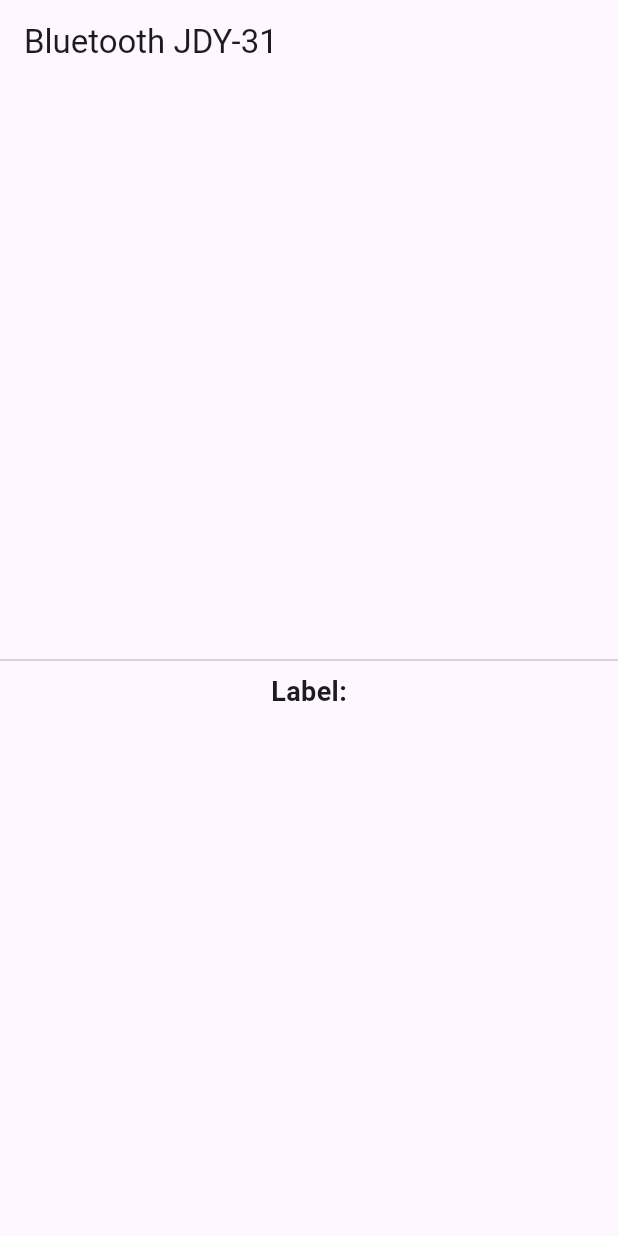
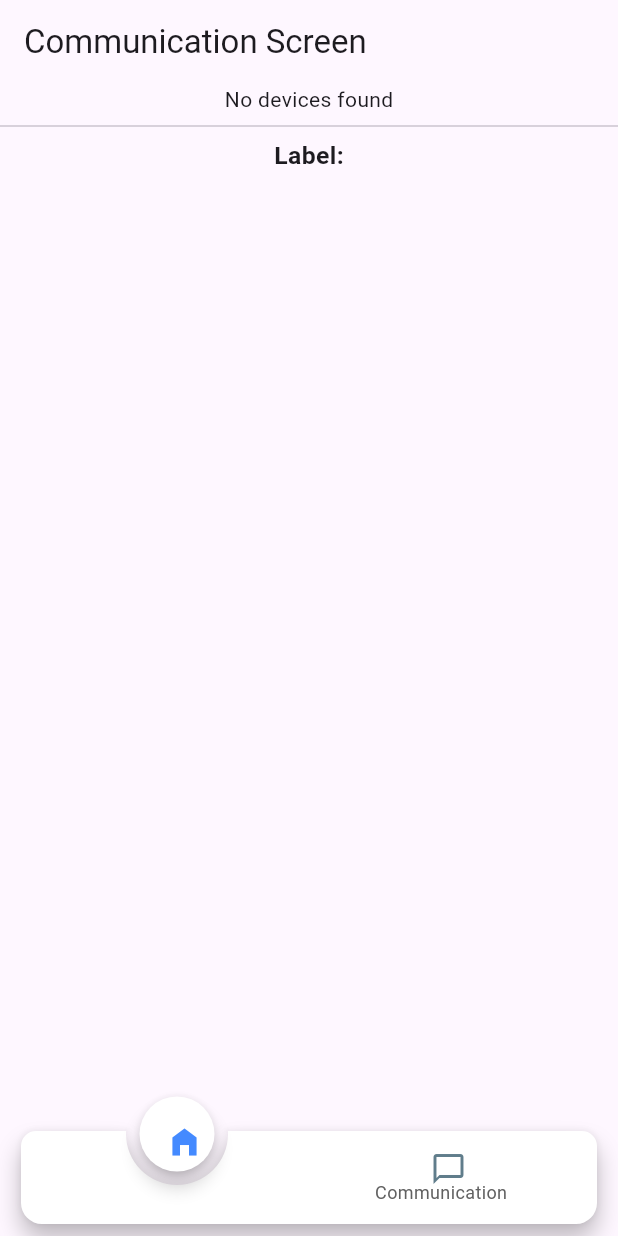
Before and after one commit to hba777/sign_glove_application, a Flutter app: the screen it shows after launch, on a phone screen of 412 x 824 dp. Run offline on Flutter 3.47's test engine with Material 3 defaults, Android fonts, the phone set to English and light mode, and no system bars; drawn by our look-alikes of animated_notch_bottom_bar; our stand-ins replace flutter_blue_plus, permission_handler.

Commit message:
Communication and Home Screen and Bottom Nav Bar added

```diff
--- a/lib/main.dart
+++ b/lib/main.dart
@@ -1,5 +1,7 @@
 import 'package:flutter/material.dart';
 import 'package:sign_glove_application/screens/BluetoothScreen.dart';
+
+late Size mq;
 
 void main() {
   runApp(const MyApp());
--- a/lib/screens/BluetoothScreen.dart
+++ b/lib/screens/BluetoothScreen.dart
@@ -1,9 +1,15 @@
 import 'dart:convert';
 import 'dart:developer';
+import 'package:animated_notch_bottom_bar/animated_notch_bottom_bar/animated_notch_bottom_bar.dart';
 import 'package:flutter/material.dart';
 import 'package:flutter_blue_plus/flutter_blue_plus.dart';
 import 'package:permission_handler/permission_handler.dart';
 import 'package:http/http.dart' as http;
+import 'package:sign_glove_application/screens/CommunicationScreen.dart';
+import 'package:sign_glove_application/screens/HomeScreen.dart';
+
+import '../main.dart';
+
 
 class BluetoothScreen extends StatefulWidget {
   @override
@@ -17,198 +23,189 @@
   String receivedData = '';
   List<Map<String, dynamic>> parsedDataList = [];
   var predictedLabel = '';
-
+  late PageController _pageController;
+  late NotchBottomBarController _controller;
   @override
   void initState() {
     super.initState();
-    _scanForDevices();
-    requestPermissions(); // Ensure permissions are requested
+    _pageController = PageController(initialPage: 0);
+    _controller = NotchBottomBarController(index: 0);
+    // _scanForDevices();
+    // requestPermissions(); // Ensure permissions are requested
   }
 
-  // Request Bluetooth permissions
-  Future<void> requestPermissions() async {
-    final statuses = await [
-      Permission.bluetooth,
-      Permission.bluetoothConnect,
-      Permission.bluetoothScan,
-    ].request();
-
-    if (statuses.values.every((status) => status.isGranted)) {
-      _scanForDevices();
-    } else {
-      print("Bluetooth permissions not granted.");
-    }
-  }
-
-  // Scan for Bluetooth devices
+  // // Request Bluetooth permissions
+  // Future<void> requestPermissions() async {
+  //   final statuses = await [
+  //     Permission.bluetooth,
+  //     Permission.bluetoothConnect,
+  //     Permission.bluetoothScan,
+  //   ].request();
+  //
+  //   if (statuses.values.every((status) => status.isGranted)) {
+  //     _scanForDevices();
+  //   } else {
+  //     print("Bluetooth permissions not granted.");
+  //   }
+  // }
+  //
+  // // Scan for Bluetooth devices
   Future<void> _scanForDevices() async {
     FlutterBluePlus.startScan(timeout: Duration(seconds: 5));
 
     FlutterBluePlus.scanResults.listen((results) {
       for (var result in results) {
         if (!devices.contains(result.device)) {
-          setState(() {
-            devices.add(result.device);
-          });
+          // Check if the widget is still mounted before calling setState
+          if (mounted) {
+            setState(() {
+              devices.add(result.device);
+            });
+          }
         }
       }
     });
   }
 
-  // Connect to the Bluetooth device and set up notifications
-  Future<void> connectToDevice(BluetoothDevice device) async {
-    setState(() {
-      connectedDevice = device;
-    });
-
-    await device.connect();
-
-    // After connecting, query the name explicitly
-    String deviceName = await device.name;
-    print("Connected to $deviceName");
-
-    List<BluetoothService> services = await device.discoverServices();
-
-    for (var service in services) {
-      for (var char in service.characteristics) {
-        if (char.properties.notify || char.properties.read) {
-          setState(() {
-            characteristic = char;
-          });
-
-          // Enable notifications to continuously receive data
-          await char.setNotifyValue(true);
-          char.value.listen((data) {
-            setState(() {
-              // Concatenate the received data to the existing string
-              receivedData += String.fromCharCodes(data);
-              _processData(receivedData);
-            });
-          });
-        }
-      }
-    }
-  }
-
-  Future<void> _postDataToServer(Map<String, dynamic> data) async {
-    //log(data.toString());
-    final url = Uri.parse('https://fa07-38-7-191-243.ngrok-free.app/predict'); // Replace with your FastAPI server URL
-    try {
-      final response = await http.post(
-        url,
-        headers: {'Content-Type': 'application/json'},
-        body: jsonEncode(data),
-      );
-
-      if (response.statusCode == 200) {
-        final responseData = jsonDecode(response.body);
-        final label = responseData['label'];
-
-        log('Label $label');
-        // Display the predicted label
-        setState(() {
-          //parsedDataList.add({...data, 'Prediction': label});
-          predictedLabel= label;
-        });
-      } else {
-        print("Error: ${response.statusCode}, ${response.body}");
-      }
-    } catch (e) {
-      print("Error sending data: $e");
-    }
-  }
-
-  // Process received data and break it into sets of Flex, Accel, and Gyro readings
-  void _processData(String data) {
-    // Log the entire received data to see what's coming in
-    // log('Full Data: $data');
-
-    // Extract Flex, Accel, and Gyro data using regular expressions
-    final flexPattern = RegExp(r'Flex:\s*([-\d,]+)');
-    final accelPattern = RegExp(r'Accel:\s*([-\d.,]+)'); // Improved for decimals and negatives
-    final gyroPattern = RegExp(r'Gyro:\s*([-\d.,]+)');   // Improved for decimals and negatives
-
-    final flexMatch = flexPattern.firstMatch(data);
-    final accelMatch = accelPattern.firstMatch(data);
-    final gyroMatch = gyroPattern.firstMatch(data);
-
-    // log('Flex Match: $flexMatch');
-    // log('Accel Match: $accelMatch');
-    // log('Gyro Match: $gyroMatch');
-
-    if (flexMatch != null && accelMatch != null && gyroMatch != null) {
-      final flexData = flexMatch.group(1)?.split(',').map((e) => int.tryParse(e.trim())).toList() ?? [];
-      final accelData = accelMatch.group(1)?.split(',').map((e) => double.tryParse(e.trim())).toList() ?? [];
-      final gyroData = gyroMatch.group(1)?.split(',').map((e) => double.tryParse(e.trim())).toList() ?? [];
-
-      // log('Flex Data: $flexData');
-      // log('Accel Data: $accelData');
-      // log('Gyro Data: $gyroData');
-
-      // Ensure the data has exactly 5 Flex, 3 Accel, and 3 Gyro readings
-      if (flexData.length == 5 && accelData.length == 3 && gyroData.length == 3) {
-        // Create a formatted string for sensor values
-        final formattedData = "Flex:${flexData.join(',')}|Accel:${accelData.join(',')}|Gyro:${gyroData.join(',')}";
-
-        final parsedData = {
-          "sensor_values": formattedData,
-        };
-
-        log('Parsed Data $parsedData');
-
-        // Add the parsed data to the list
-        parsedDataList.clear();  // Ensure only the most recent data is displayed
-        parsedDataList.add(parsedData);
-        _postDataToServer(parsedData);
-        // Reset the received data to start fresh for the next set
-        receivedData = '';
-      } else {
-        log('Accel and/or Gyro data does not have exactly 3 readings.');
-      }
-    } else {
-      log('Data did not match the expected pattern');
-    }
-  }
-
-
-
-
-
+  // // Connect to the Bluetooth device and set up notifications
+  // Future<void> connectToDevice(BluetoothDevice device) async {
+  //   setState(() {
+  //     connectedDevice = device;
+  //   });
+  //
+  //   await device.connect();
+  //
+  //   String deviceName = await device.name;
+  //   print("Connected to $deviceName");
+  //
+  //   List<BluetoothService> services = await device.discoverServices();
+  //
+  //   for (var service in services) {
+  //     for (var char in service.characteristics) {
+  //       if (char.properties.notify || char.properties.read) {
+  //         setState(() {
+  //           characteristic = char;
+  //         });
+  //
+  //         await char.setNotifyValue(true);
+  //         char.value.listen((data) {
+  //           setState(() {
+  //             receivedData += String.fromCharCodes(data);
+  //             _processData(receivedData);
+  //           });
+  //         });
+  //       }
+  //     }
+  //   }
+  // }
+  //
+  // Future<void> _postDataToServer(Map<String, dynamic> data) async {
+  //   final url = Uri.parse('https://fa07-38-7-191-243.ngrok-free.app/predict'); // Replace with your FastAPI server URL
+  //   try {
+  //     final response = await http.post(
+  //       url,
+  //       headers: {'Content-Type': 'application/json'},
+  //       body: jsonEncode(data),
+  //     );
+  //
+  //     if (response.statusCode == 200) {
+  //       final responseData = jsonDecode(response.body);
+  //       final label = responseData['label'];
+  //
+  //       log('Label $label');
+  //       setState(() {
+  //         predictedLabel = label;
+  //       });
+  //     } else {
+  //       print("Error: ${response.statusCode}, ${response.body}");
+  //     }
+  //   } catch (e) {
+  //     print("Error sending data: $e");
+  //   }
+  // }
+  //
+  // void _processData(String data) {
+  //   final flexPattern = RegExp(r'Flex:\s*([-\d,]+)');
+  //   final accelPattern = RegExp(r'Accel:\s*([-\d.,]+)');
+  //   final gyroPattern = RegExp(r'Gyro:\s*([-\d.,]+)');
+  //
+  //   final flexMatch = flexPattern.firstMatch(data);
+  //   final accelMatch = accelPattern.firstMatch(data);
+  //   final gyroMatch = gyroPattern.firstMatch(data);
+  //
+  //   if (flexMatch != null && accelMatch != null && gyroMatch != null) {
+  //     final flexData = flexMatch.group(1)?.split(',').map((e) => int.tryParse(e.trim())).toList() ?? [];
+  //     final accelData = accelMatch.group(1)?.split(',').map((e) => double.tryParse(e.trim())).toList() ?? [];
+  //     final gyroData = gyroMatch.group(1)?.split(',').map((e) => double.tryParse(e.trim())).toList() ?? [];
+  //
+  //     if (flexData.length == 5 && accelData.length == 3 && gyroData.length == 3) {
+  //       final formattedData = "Flex:${flexData.join(',')}|Accel:${accelData.join(',')}|Gyro:${gyroData.join(',')}";
+  //
+  //       final parsedData = {
+  //         "sensor_values": formattedData,
+  //       };
+  //
+  //       log('Parsed Data $parsedData');
+  //
+  //       parsedDataList.clear();
+  //       parsedDataList.add(parsedData);
+  //       _postDataToServer(parsedData);
+  //       receivedData = '';
+  //     } else {
+  //       log('Accel and/or Gyro data does not have exactly 3 readings.');
+  //     }
+  //   } else {
+  //     log('Data did not match the expected pattern');
+  //   }
+  // }
 
   @override
   Widget build(BuildContext context) {
+    mq = MediaQuery.of(context).size;
+
+    final List<Widget> bottomBarPages = [
+      HomeScreen(
+        controller: (_controller),
+      ),
+      CommunicationScreen()
+
+    ];
     return Scaffold(
-      appBar: AppBar(title: const Text('Bluetooth JDY-31')),
-      body: Column(
-        children: [
-          // Display available Bluetooth devices
-          Expanded(
-            child: ListView.builder(
-              itemCount: devices.length,
-              itemBuilder: (context, index) {
-                final device = devices[index];
-                return ListTile(
-                  title: Text(device.name.isEmpty ? "Unknown Device" : device.name),
-                  subtitle: Text(device.id.toString()),
-                  onTap: () => connectToDevice(device),
-                );
-              },
+      body: PageView(
+          controller: _pageController,
+          physics: const NeverScrollableScrollPhysics(),
+          children: List.generate(bottomBarPages.length, (index) => bottomBarPages[index]),
+      ),
+      bottomNavigationBar: AnimatedNotchBottomBar(
+        onTap: (index) {
+          _pageController.jumpToPage(index);
+        },
+        notchBottomBarController: _controller,
+        bottomBarItems: const [
+          BottomBarItem(
+            inActiveItem: Icon(
+              Icons.home_filled,
+              color: Colors.blueGrey,
             ),
+            activeItem: Icon(
+              Icons.home_filled,
+              color: Colors.blueAccent,
+            ),
+            itemLabel: 'Home',
           ),
-          const Divider(),
-          // Display the received parsed data
-          Expanded(
-            child: SingleChildScrollView(
-              child: Column(
-                crossAxisAlignment: CrossAxisAlignment.start,
-                children: [
-                  Text('Label:', style: TextStyle(fontSize: 18, fontWeight: FontWeight.bold)),
-                  Text(predictedLabel),
-                ],
-              ),
+          BottomBarItem(
+            inActiveItem: Icon(
+              Icons.chat_bubble_outline,
+              color: Colors.blueGrey,
             ),
+            activeItem: Icon(
+              Icons.chat_bubble_outline,
+              color: Colors.blueAccent,
+            ),
+            itemLabel: 'Communication',
           ),
         ],
+        kIconSize: 14, kBottomRadius: 14,
       ),
     );
   }
--- /dev/null
+++ b/lib/screens/HomeScreen.dart
@@ -0,0 +1,194 @@
+import 'dart:convert';
+import 'dart:developer';
+
+import 'package:animated_notch_bottom_bar/animated_notch_bottom_bar/animated_notch_bottom_bar.dart';
+import 'package:flutter/cupertino.dart';
+import 'package:flutter/material.dart';
+import 'package:flutter_blue_plus/flutter_blue_plus.dart';
+import 'package:permission_handler/permission_handler.dart';
+import 'package:http/http.dart' as http;
+
+import '../main.dart';
+
+class HomeScreen extends StatefulWidget {
+  final NotchBottomBarController? controller;
+  const HomeScreen({super.key, this.controller});
+
+  @override
+  State<HomeScreen> createState() => _HomeScreenState();
+}
+
+class _HomeScreenState extends State<HomeScreen> {
+  List<BluetoothDevice> devices = [];
+  BluetoothDevice? connectedDevice;
+  BluetoothCharacteristic? characteristic;
+  String receivedData = '';
+  List<Map<String, dynamic>> parsedDataList = [];
+  var predictedLabel = '';
+
+  @override
+  void initState() {
+    super.initState();
+    _scanForDevices();
+    requestPermissions(); // Ensure permissions are requested
+  }
+
+  // Request Bluetooth permissions
+  Future<void> requestPermissions() async {
+    final statuses = await [
+      Permission.bluetooth,
+      Permission.bluetoothConnect,
+      Permission.bluetoothScan,
+    ].request();
+
+    if (statuses.values.every((status) => status.isGranted)) {
+      _scanForDevices();
+    } else {
+      print("Bluetooth permissions not granted.");
+    }
+  }
+
+  // Scan for Bluetooth devices
+  Future<void> _scanForDevices() async {
+    FlutterBluePlus.startScan(timeout: Duration(seconds: 5));
+
+    FlutterBluePlus.scanResults.listen((results) {
+      for (var result in results) {
+        if (!devices.contains(result.device)) {
+          // Check if the widget is still mounted before calling setState
+          if (mounted) {
+            setState(() {
+              devices.add(result.device);
+            });
+          }
+        }
+      }
+    });
+  }
+  // Connect to the Bluetooth device and set up notifications
+  Future<void> connectToDevice(BluetoothDevice device) async {
+    setState(() {
+      connectedDevice = device;
+    });
+
+    await device.connect();
+
+    String deviceName = await device.name;
+    print("Connected to $deviceName");
+
+    List<BluetoothService> services = await device.discoverServices();
+
+    for (var service in services) {
+      for (var char in service.characteristics) {
+        if (char.properties.notify || char.properties.read) {
+          setState(() {
+            characteristic = char;
+          });
+
+          await char.setNotifyValue(true);
+          char.value.listen((data) {
+            setState(() {
+              receivedData += String.fromCharCodes(data);
+              _processData(receivedData);
+            });
+          });
+        }
+      }
+    }
+  }
+
+  Future<void> _postDataToServer(Map<String, dynamic> data) async {
+    final url = Uri.parse('https://fa07-38-7-191-243.ngrok-free.app/predict'); // Replace with your FastAPI server URL
+    try {
+      final response = await http.post(
+        url,
+        headers: {'Content-Type': 'application/json'},
+        body: jsonEncode(data),
+      );
+
+      if (response.statusCode == 200) {
+        final responseData = jsonDecode(response.body);
+        final label = responseData['label'];
+
+        log('Label $label');
+        setState(() {
+          predictedLabel = label;
+        });
+      } else {
+        print("Error: ${response.statusCode}, ${response.body}");
+      }
+    } catch (e) {
+      print("Error sending data: $e");
+    }
+  }
+
+  void _processData(String data) {
+    final flexPattern = RegExp(r'Flex:\s*([-\d,]+)');
+    final accelPattern = RegExp(r'Accel:\s*([-\d.,]+)');
+    final gyroPattern = RegExp(r'Gyro:\s*([-\d.,]+)');
+
+    final flexMatch = flexPattern.firstMatch(data);
+    final accelMatch = accelPattern.firstMatch(data);
+    final gyroMatch = gyroPattern.firstMatch(data);
+
+    if (flexMatch != null && accelMatch != null && gyroMatch != null) {
+      final flexData = flexMatch.group(1)?.split(',').map((e) => int.tryParse(e.trim())).toList() ?? [];
+      final accelData = accelMatch.group(1)?.split(',').map((e) => double.tryParse(e.trim())).toList() ?? [];
+      final gyroData = gyroMatch.group(1)?.split(',').map((e) => double.tryParse(e.trim())).toList() ?? [];
+
+      if (flexData.length == 5 && accelData.length == 3 && gyroData.length == 3) {
+        final formattedData = "Flex:${flexData.join(',')}|Accel:${accelData.join(',')}|Gyro:${gyroData.join(',')}";
+
+        final parsedData = {
+          "sensor_values": formattedData,
+        };
+
+        log('Parsed Data $parsedData');
+
+        parsedDataList.clear();
+        parsedDataList.add(parsedData);
+        _postDataToServer(parsedData);
+        receivedData = '';
+      } else {
+        log('Accel and/or Gyro data does not have exactly 3 readings.');
+      }
+    } else {
+      log('Data did not match the expected pattern');
+    }
+  }
+  @override
+  Widget build(BuildContext context) {
+    return Scaffold(
+        appBar: AppBar(
+        title: Text('Communication Screen'),
+    ),
+      body: Column(
+        children: [
+          // Display the name of the device if available
+          if (devices.isNotEmpty) ...[
+            ListTile(
+              title: Text(devices.first.name.isEmpty ? "Unknown Device" : devices.first.name),
+              subtitle: Text(devices.first.id.toString()),
+              onTap: () => connectToDevice(devices.first),
+            ),
+          ] else ...[
+            Text('No devices found'),
+          ],
+          const Divider(),
+          // Display the received parsed data
+          Expanded(
+            child: SingleChildScrollView(
+              child: Column(
+                crossAxisAlignment: CrossAxisAlignment.start,
+                children: [
+                  Text('Label:', style: TextStyle(fontSize: mq.width *.04, fontWeight: FontWeight.bold)),
+                  Text(predictedLabel, style: TextStyle(fontSize: mq.width *.07)),
+                ],
+              ),
+            ),
+          ),
+        ],
+      ),
+    );
+  }
+}
--- a/pubspec.yaml
+++ b/pubspec.yaml
@@ -37,7 +37,7 @@
   # Use with the CupertinoIcons class for iOS style icons.
   cupertino_icons: ^1.0.6
   http:
-  tflite:
+  animated_notch_bottom_bar:
 
   #flutter_blue_plus:
   permission_handler:
```
Also changed, not shown: lib/screens/CommunicationScreen.dart (added, +97 -0 lines), pubspec.lock.
